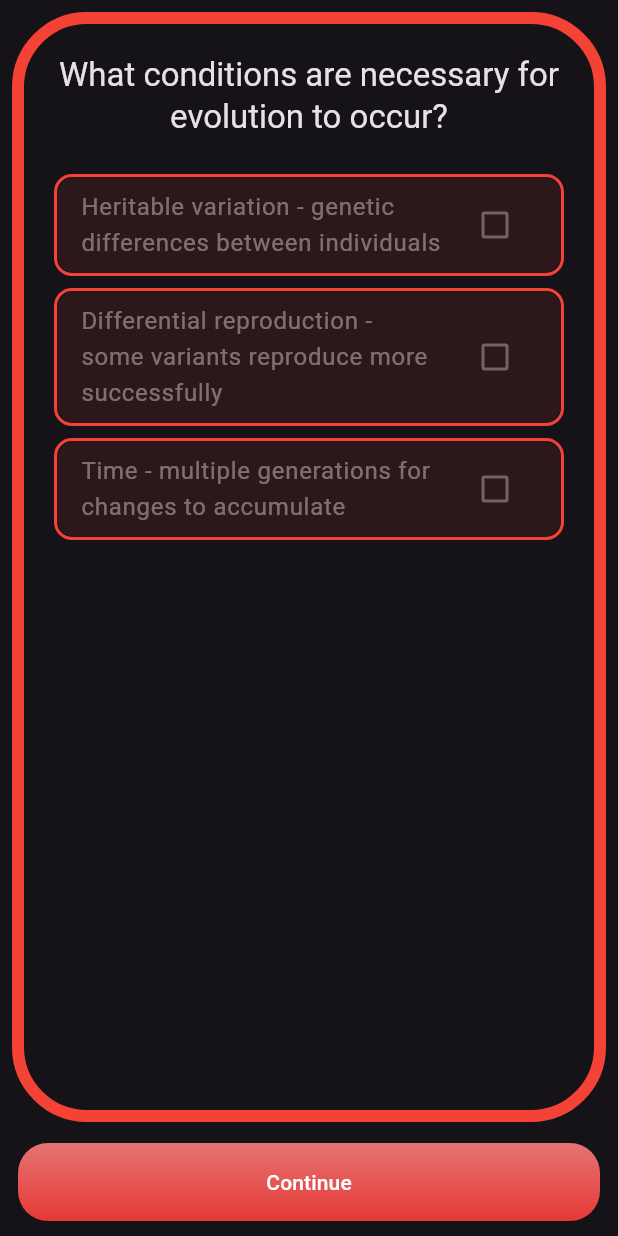
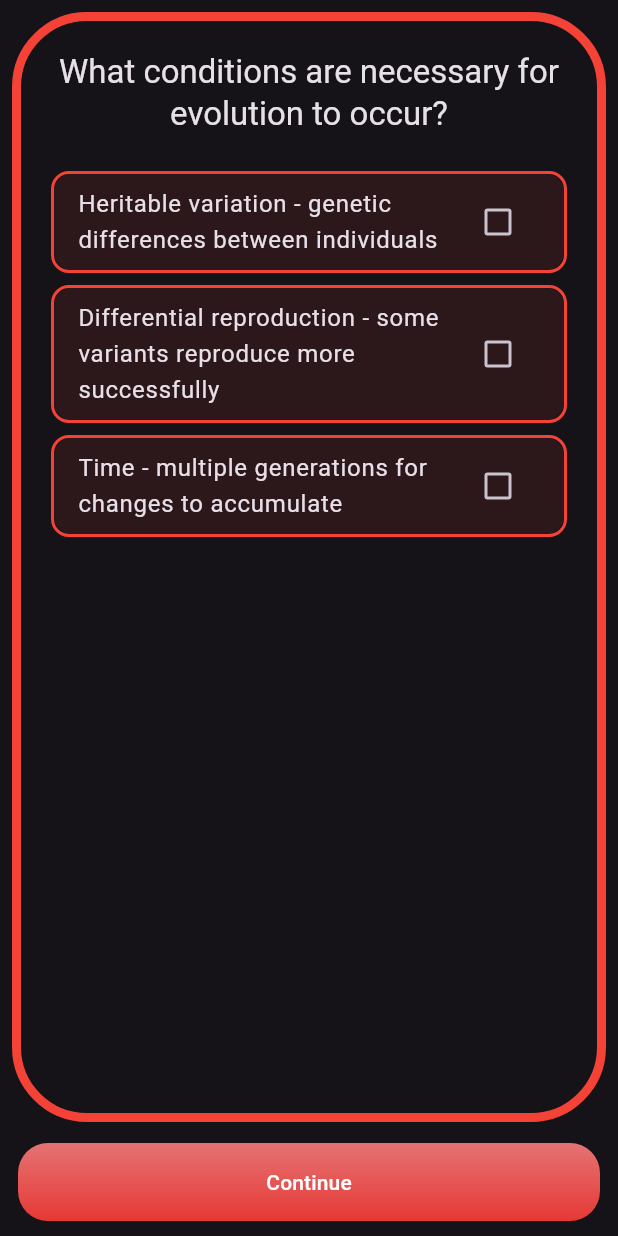
Before and after one commit to Jim-Maar/knowunity_application_demo, a Flutter app: the screen it shows after launch, after a tap on "Check without voice", on a phone screen of 412 x 824 dp. Run offline on Flutter 3.47's test engine with Material 3 defaults, Android fonts, the phone set to English and light mode, and no system bars; our stand-ins replace flutter_dotenv, permission_handler; missing offline and left inert: flutter_sound, record, whisper_ggml.

Commit message:
Fixing some remaining changes

```diff
--- a/lib/main.dart
+++ b/lib/main.dart
@@ -194,8 +194,7 @@ class QuizPage extends StatefulWidget {
   State<QuizPage> createState() => _QuizPageState();
 }
 
-class _QuizPageState extends State<QuizPage>
-    with SingleTickerProviderStateMixin {
+class _QuizPageState extends State<QuizPage> {
   final model = WhisperModel.base;
   final AudioRecorder audioRecorder = AudioRecorder();
   final WhisperController whisperController = WhisperController();
@@ -206,20 +205,11 @@ class _QuizPageState extends State<QuizPage>
 
   late Future<List<bool>> checksFuture;
   List<bool>? checks;
-  late AnimationController _animationController;
-  late Animation<double> _borderAnimation;
 
   @override
   void initState() {
     super.initState();
     initModel();
-    _animationController = AnimationController(
-      duration: const Duration(milliseconds: 500),
-      vsync: this,
-    );
-    _borderAnimation = Tween<double>(begin: 4.0, end: 8.0).animate(
-      CurvedAnimation(parent: _animationController, curve: Curves.easeInOut),
-    );
   }
 
   @override
@@ -241,7 +231,6 @@ class _QuizPageState extends State<QuizPage>
       setState(() {
         checks = List.filled(widget.answers.length, false);
       });
-      _animationController.forward();
     } else {
       checksFuture = getChecks(
         answerText: widget.answerText,
@@ -252,8 +241,15 @@ class _QuizPageState extends State<QuizPage>
           setState(() {
             checks = result;
           });
-          _animationController.forward();
         }
+      });
+    }
+  }
+
+  void _toggleCheck(int index) {
+    if (checks != null) {
+      setState(() {
+        checks![index] = !checks![index];
       });
     }
   }
@@ -278,24 +274,13 @@ class _QuizPageState extends State<QuizPage>
             Expanded(
               child: Padding(
                 padding: const EdgeInsets.all(8.0),
-                child: AnimatedBuilder(
-                  animation: _borderAnimation,
-                  builder: (context, child) {
-                    return Container(
-                      width: double.infinity,
-                      clipBehavior: Clip.antiAlias,
-                      decoration: BoxDecoration(
-                        border: Border.all(
-                          color: borderColor,
-                          width: widget.showingAnswers && checks != null
-                              ? _borderAnimation.value
-                              : 4.0,
-                        ),
-                        borderRadius: BorderRadius.circular(50.0),
-                      ),
-                      child: child,
-                    );
-                  },
+                child: Container(
+                  width: double.infinity,
+                  clipBehavior: Clip.antiAlias,
+                  decoration: BoxDecoration(
+                    border: Border.all(color: borderColor, width: 6.0),
+                    borderRadius: BorderRadius.circular(50.0),
+                  ),
                   child: Padding(
                     padding: const EdgeInsets.all(20.0),
                     child: Column(
@@ -317,6 +302,7 @@ class _QuizPageState extends State<QuizPage>
                                     : AnswersList(
                                         answers: widget.answers,
                                         checks: checks!,
+                                        onToggleCheck: _toggleCheck,
                                       ))
                               : Column(
                                   children: [
@@ -362,7 +348,6 @@ class _QuizPageState extends State<QuizPage>
 
   @override
   void dispose() {
-    _animationController.dispose();
     super.dispose();
   }
 
@@ -436,10 +421,16 @@ class _QuizPageState extends State<QuizPage>
 }
 
 class AnswersList extends StatelessWidget {
-  const AnswersList({super.key, required this.answers, required this.checks});
+  const AnswersList({
+    super.key,
+    required this.answers,
+    required this.checks,
+    required this.onToggleCheck,
+  });
 
   final List<String> answers;
   final List<bool> checks;
+  final void Function(int) onToggleCheck;
 
   @override
   Widget build(BuildContext context) {
@@ -461,7 +452,9 @@ class AnswersList extends StatelessWidget {
           child: CheckboxListTile(
             title: Text(answers[index]),
             value: checks[index],
-            onChanged: null, // Disabled
+            onChanged: (bool? value) {
+              onToggleCheck(index);
+            },
             activeColor: isCorrect ? Colors.green : Colors.red,
             checkColor: Colors.white,
             tileColor: backgroundColor,
@@ -515,8 +508,7 @@ class ActionButton extends StatelessWidget {
         Expanded(
           child: Padding(
             padding: const EdgeInsets.symmetric(horizontal: 12.0),
-            child: AnimatedContainer(
-              duration: const Duration(milliseconds: 500),
+            child: Container(
               decoration: BoxDecoration(
                 gradient:
                     (showingAnswers && checks != null) ||
```
